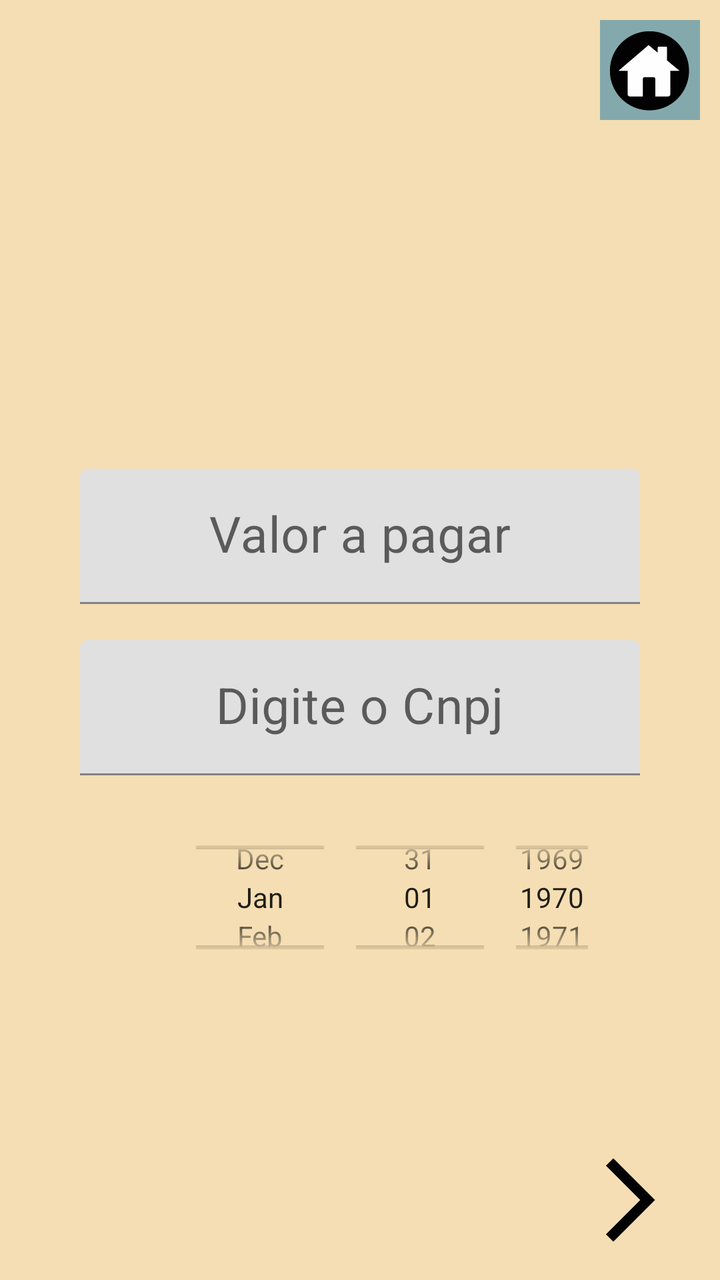
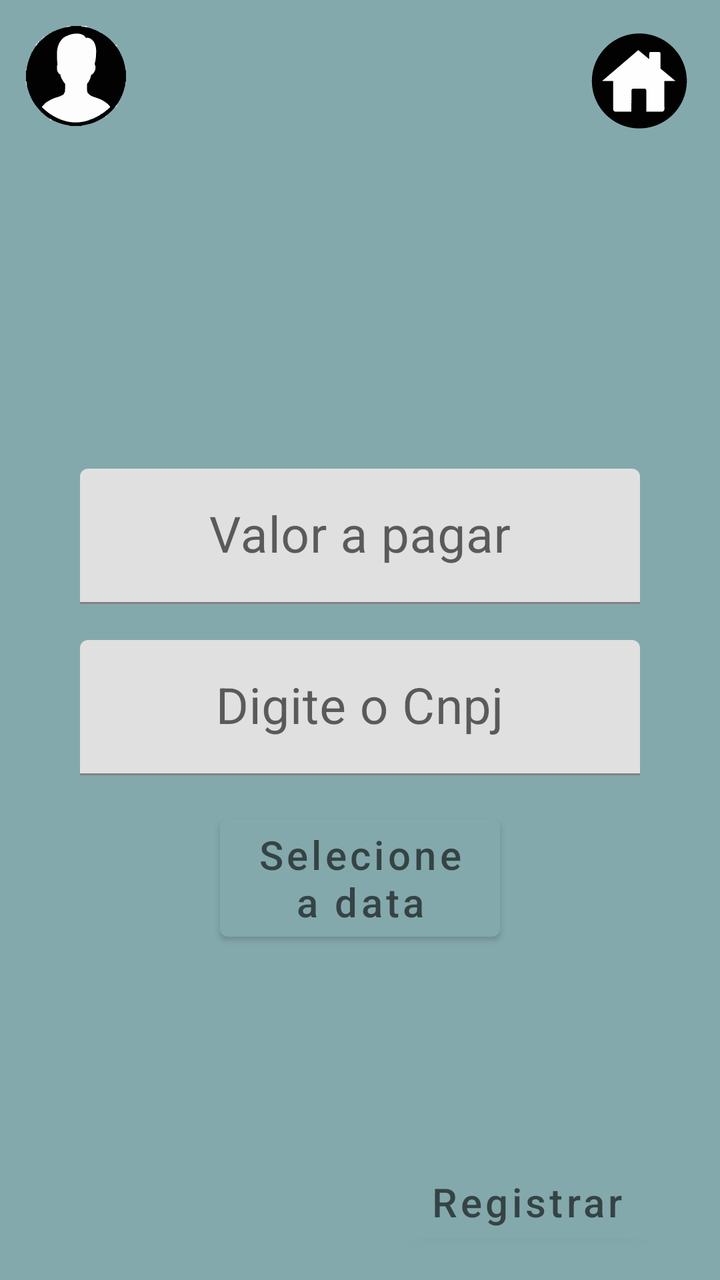

The first picture is an Android layout as it rendered before a commit; the second is the same layout after the commit. The layout source and the unified diff follow.
<!-- AndroidManifest.xml: application theme Theme.GHandApp -->
<!-- res/layout/activity_agendapagamento.xml -->
<?xml version="1.0" encoding="utf-8"?>
<layout
    xmlns:tools="http://schemas.android.com/tools"
    xmlns:android="http://schemas.android.com/apk/res/android"
    xmlns:app="http://schemas.android.com/apk/res-auto">
    <androidx.constraintlayout.widget.ConstraintLayout
        android:layout_width="match_parent"
        android:layout_height="match_parent"
        tools:context=".agenda.agendaPagamento.view.AgendaPagamentoActivity"
        android:background="@color/Wheat">

        <com.google.android.material.textfield.TextInputLayout
            android:id="@+id/ti_vlueToPay"
            android:layout_width="match_parent"
            android:layout_height="wrap_content"
            android:layout_marginBottom="18dp"
            app:layout_constraintTop_toTopOf="parent"
            app:layout_constraintVertical_chainStyle="packed"
            app:layout_constraintBottom_toTopOf="@+id/ti_cnpj">

            <EditText
                android:id="@+id/valueToPay"
                android:layout_width="match_parent"
                android:layout_height="wrap_content"
                android:hint="@string/valueToPay"
                android:textSize="25sp"
                android:layout_marginHorizontal="40dp"
                android:gravity="center"/>

        </com.google.android.material.textfield.TextInputLayout>

        <com.google.android.material.textfield.TextInputLayout
            android:id="@+id/ti_dateTime"
            android:layout_width="match_parent"
            android:layout_height="wrap_content"
            android:layout_marginTop="16dp"
            app:layout_constraintEnd_toEndOf="parent"
            app:layout_constraintHorizontal_bias="0.0"
            app:layout_constraintStart_toStartOf="parent"
            app:layout_constraintTop_toBottomOf="@id/ti_cnpj">

            <DatePicker
                android:id="@+id/dateTimePicker"
                android:layout_width="220dp"
                android:layout_height="90dp"
                android:layout_marginHorizontal="90dp"
                android:calendarViewShown="false"
                android:datePickerMode="spinner" />


        </com.google.android.material.textfield.TextInputLayout>

        <com.google.android.material.textfield.TextInputLayout
            android:id="@+id/ti_cnpj"
            android:layout_width="match_parent"
            android:layout_height="wrap_content"
            android:layout_marginBottom="18dp"
            app:layout_constraintStart_toStartOf="parent"
            app:layout_constraintEnd_toEndOf="parent"
            app:layout_constraintTop_toBottomOf="@id/ti_vlueToPay"
            app:layout_constraintBottom_toBottomOf="parent">
            <EditText
                android:id="@+id/cnpj_digite"
                android:layout_width="match_parent"
                android:layout_height="wrap_content"
                android:hint="@string/digite_cnpj"
                android:textSize="25sp"
                android:gravity="center"
                android:layout_marginHorizontal="40dp"
                />

        </com.google.android.material.textfield.TextInputLayout>

        <ImageButton
            android:id="@+id/agendarData"
            android:layout_width="50dp"
            android:layout_height="50dp"
            app:layout_constraintBottom_toBottomOf="parent"
            app:layout_constraintEnd_toEndOf="parent"
            android:layout_marginEnd="20dp"
            android:layout_marginBottom="15dp"
            android:background="@drawable/arrow_icon"
            />

        <ImageButton
            android:id="@+id/icon_home"
            android:layout_width="50dp"
            android:layout_height="50dp"
            android:background="@drawable/home_icon_vector"
            app:layout_constraintTop_toTopOf="parent"
            app:layout_constraintEnd_toEndOf="parent"
            android:layout_margin="10dp"
            />

        <ProgressBar
            android:id="@+id/pb_loading"
            android:layout_width="wrap_content"
            android:layout_height="wrap_content"
            android:visibility="gone"
            app:layout_constraintBottom_toBottomOf="parent"
            app:layout_constraintEnd_toEndOf="parent"
            app:layout_constraintStart_toStartOf="parent"
            app:layout_constraintTop_toTopOf="parent" />

    </androidx.constraintlayout.widget.ConstraintLayout>
</layout>
<!-- resources referenced by this layout -->
<resources>
  <color name="Wheat">#F5DEB3</color>
  <!-- drawable arrow_icon (drawable) -->
  <vector xmlns:android="http://schemas.android.com/apk/res/android" android:autoMirrored="true" android:height="24dp" android:tint="#000000" android:viewportHeight="24" android:viewportWidth="24" android:width="24dp">
        
      <path android:fillColor="@android:color/white" android:pathData="M6.23,20.23l1.77,1.77l10,-10l-10,-10l-1.77,1.77l8.23,8.23z"/>
      
  </vector>
  <!-- drawable home_icon_vector: vector/xml drawable (drawable, 34157 chars, omitted) -->
  <string name="digite_cnpj">Digite o Cnpj</string>
  <string name="valueToPay">Valor a pagar</string>
  <style name="Theme.GHandApp" parent="Theme.MaterialComponents.DayNight.NoActionBar">
          
          <item name="colorPrimary">@color/Weak_green</item>
          <item name="colorPrimaryVariant">@color/purple_700</item>
          <item name="colorOnPrimary">@color/white</item>
          
          <item name="colorSecondary">@color/teal_200</item>
          <item name="colorSecondaryVariant">@color/teal_700</item>
          <item name="colorOnSecondary">@color/black</item>
          
          <item name="android:statusBarColor" tools:targetApi="l">?attr/colorPrimaryVariant</item>
          
      </style>
  <color name="Weak_green">#84A9AC</color>
  <color name="purple_700">#FF3700B3</color>
  <color name="white">#FFFFFFFF</color>
  <color name="teal_200">#FF03DAC5</color>
  <color name="teal_700">#FF018786</color>
  <color name="black">#FF000000</color>
</resources>

<!-- the commit's change to res/layout/activity_agendapagamento.xml (unified diff, before → after) -->
@@ -7,7 +7,7 @@
         android:layout_width="match_parent"
         android:layout_height="match_parent"
         tools:context=".agenda.agendaPagamento.view.AgendaPagamentoActivity"
-        android:background="@color/Wheat">
+        android:background="@color/Weak_green">
 
         <com.google.android.material.textfield.TextInputLayout
             android:id="@+id/ti_vlueToPay"
@@ -39,16 +39,19 @@
             app:layout_constraintStart_toStartOf="parent"
             app:layout_constraintTop_toBottomOf="@id/ti_cnpj">
 
-            <DatePicker
-                android:id="@+id/dateTimePicker"
-                android:layout_width="220dp"
-                android:layout_height="90dp"
-                android:layout_marginHorizontal="90dp"
-                android:calendarViewShown="false"
-                android:datePickerMode="spinner" />
+            <Button
+                android:id="@+id/dateAgendaPag"
+                android:layout_width="140dp"
+                android:layout_height="wrap_content"
+                android:layout_gravity="center"
+                android:hint="Selecione a data"
+                android:textSize="20sp"
+                />
 
 
         </com.google.android.material.textfield.TextInputLayout>
+
+
 
         <com.google.android.material.textfield.TextInputLayout
             android:id="@+id/ti_cnpj"
@@ -71,26 +74,37 @@
 
         </com.google.android.material.textfield.TextInputLayout>
 
-        <ImageButton
-            android:id="@+id/agendarData"
-            android:layout_width="50dp"
-            android:layout_height="50dp"
+        <Button
+            android:id="@+id/registerAgendaPagamento"
+            android:layout_width="wrap_content"
+            android:layout_height="wrap_content"
+            android:layout_marginBottom="15dp"
+            android:layout_marginEnd="32dp"
+            android:hint="@string/register"
+            android:textSize="20sp"
+            android:elevation="8dp"
+            app:layout_constraintEnd_toEndOf="parent"
             app:layout_constraintBottom_toBottomOf="parent"
-            app:layout_constraintEnd_toEndOf="parent"
-            android:layout_marginEnd="20dp"
-            android:layout_marginBottom="15dp"
-            android:background="@drawable/arrow_icon"
             />
 
         <ImageButton
             android:id="@+id/icon_home"
-            android:layout_width="50dp"
-            android:layout_height="50dp"
+            android:layout_width="60dp"
+            android:layout_height="60dp"
             android:background="@drawable/home_icon_vector"
             app:layout_constraintTop_toTopOf="parent"
             app:layout_constraintEnd_toEndOf="parent"
             android:layout_margin="10dp"
             />
+
+        <ImageButton
+            android:id="@+id/icon_profile"
+            android:layout_width="50dp"
+            android:layout_height="50dp"
+            android:background="@drawable/oip"
+            android:layout_margin="13dp"
+            app:layout_constraintStart_toStartOf="parent"
+            app:layout_constraintTop_toTopOf="parent"/>
 
         <ProgressBar
             android:id="@+id/pb_loading"
<!-- resource entries referenced after the edit -->
@@ -1,14 +1,9 @@
 <!-- resources referenced by this layout -->
 <resources>
-  <color name="Wheat">#F5DEB3</color>
-  <!-- drawable arrow_icon (drawable) -->
-  <vector xmlns:android="http://schemas.android.com/apk/res/android" android:autoMirrored="true" android:height="24dp" android:tint="#000000" android:viewportHeight="24" android:viewportWidth="24" android:width="24dp">
-        
-      <path android:fillColor="@android:color/white" android:pathData="M6.23,20.23l1.77,1.77l10,-10l-10,-10l-1.77,1.77l8.23,8.23z"/>
-      
-  </vector>
-  <!-- drawable home_icon_vector: vector/xml drawable (drawable, 34157 chars, omitted) -->
+  <!-- drawable home_icon_vector: vector/xml drawable (drawable, 34167 chars, omitted) -->
+  <!-- drawable oip: vector/xml drawable (drawable, 16375 chars, omitted) -->
   <string name="digite_cnpj">Digite o Cnpj</string>
+  <string name="register">Registrar</string>
   <string name="valueToPay">Valor a pagar</string>
   <style name="Theme.GHandApp" parent="Theme.MaterialComponents.DayNight.NoActionBar">
           
